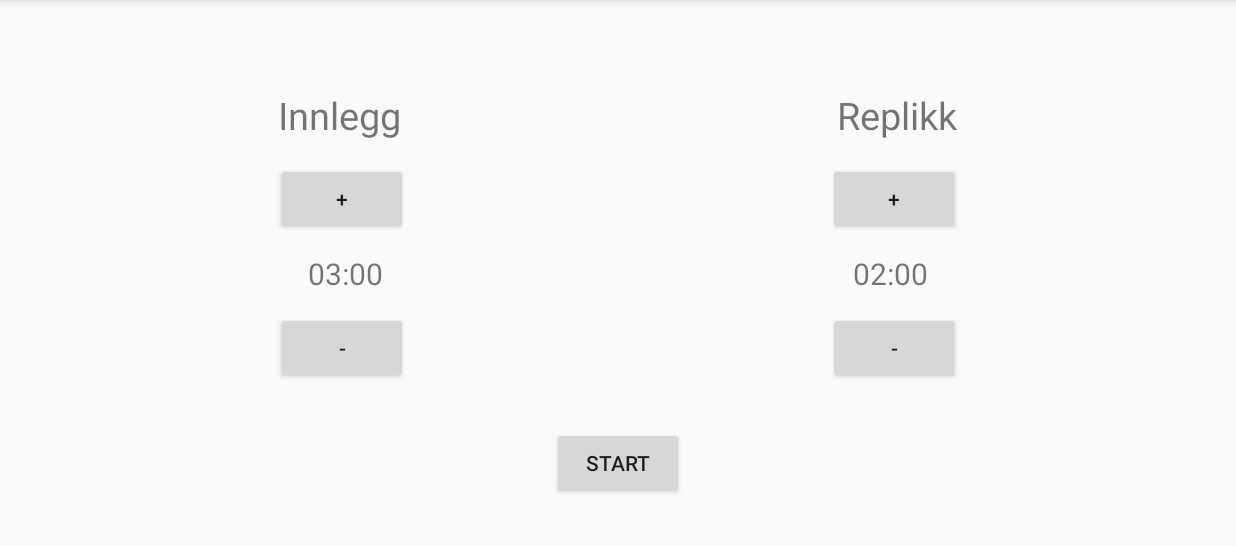
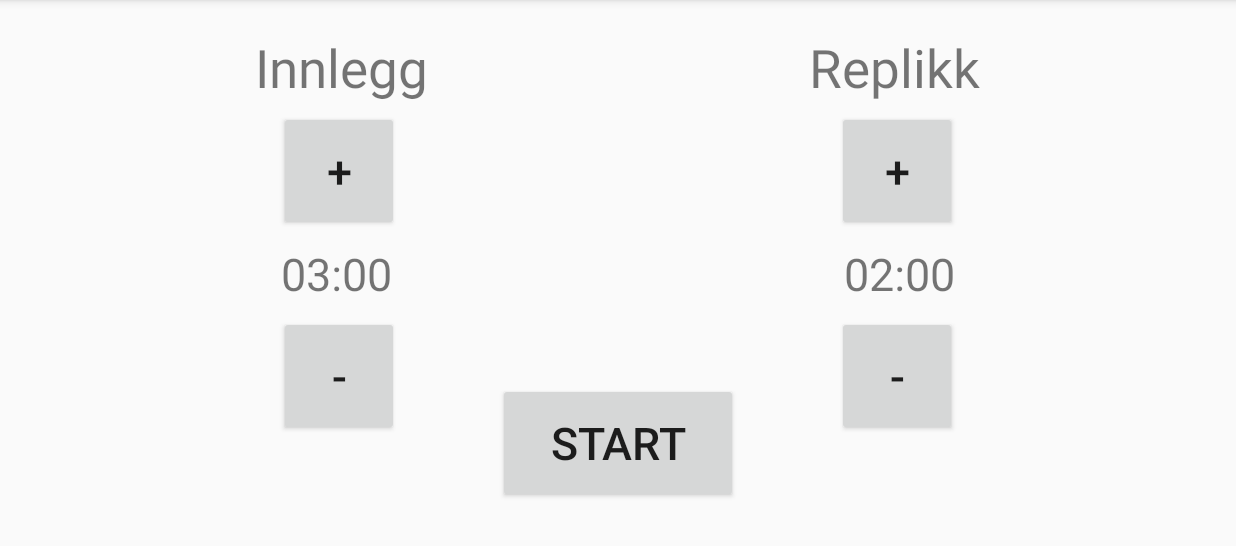
Before and after one commit to Hatland87/ModeratorTime, an Android app: the screen it shows after launch (MainActivity), on a phone screen of 824 x 412 dp (held sideways), the part 72-618 px from its top. Run offline under Robolectric (Android 15) with nearby library versions, the phone set to English and light mode, and no system bars.

Commit message:
better locking formatting

```diff
--- a/app/src/main/res/layout/activity_main.xml
+++ b/app/src/main/res/layout/activity_main.xml
@@ -8,8 +8,8 @@
 
     <Button
         android:id="@+id/buttonPlusInnlegg"
-        android:layout_width="wrap_content"
-        android:layout_height="wrap_content"
+        android:layout_width="80dp"
+        android:layout_height="80dp"
         android:text="@string/merTid"
         android:onClick="merTidInnlegg"
         app:layout_constraintBottom_toTopOf="@+id/textViewTimeInnlegg"
@@ -21,8 +21,8 @@
 
     <Button
         android:id="@+id/buttonMinusInnlegg"
-        android:layout_width="wrap_content"
-        android:layout_height="wrap_content"
+        android:layout_width="80dp"
+        android:layout_height="80dp"
         android:text="@string/mindreTid"
         android:onClick="mindreTidInnlegg"
         app:layout_constraintBottom_toBottomOf="parent"
@@ -37,17 +37,16 @@
         android:layout_width="wrap_content"
         android:layout_height="wrap_content"
         android:text=""
-        android:textSize="20sp"
         app:layout_constraintBottom_toBottomOf="parent"
         app:layout_constraintEnd_toEndOf="parent"
-        app:layout_constraintHorizontal_bias="0.265"
+        app:layout_constraintHorizontal_bias="0.25"
         app:layout_constraintStart_toStartOf="parent"
         app:layout_constraintTop_toTopOf="parent" />
 
     <Button
         android:id="@+id/buttonPlusReplikk"
-        android:layout_width="wrap_content"
-        android:layout_height="wrap_content"
+        android:layout_width="80dp"
+        android:layout_height="80dp"
         android:text="@string/merTid"
         android:onClick="merTidReplikk"
         app:layout_constraintBottom_toTopOf="@+id/textViewTimeReplikk"
@@ -59,8 +58,8 @@
 
     <Button
         android:id="@+id/buttonMinusReplikk"
-        android:layout_width="wrap_content"
-        android:layout_height="wrap_content"
+        android:layout_width="80dp"
+        android:layout_height="80dp"
         android:text="@string/mindreTid"
         android:onClick="mindreTidReplikk"
         app:layout_constraintBottom_toBottomOf="parent"
@@ -75,17 +74,16 @@
         android:layout_width="wrap_content"
         android:layout_height="wrap_content"
         android:text=""
-        android:textSize="20sp"
         app:layout_constraintBottom_toBottomOf="parent"
         app:layout_constraintEnd_toEndOf="parent"
-        app:layout_constraintHorizontal_bias="0.735"
+        app:layout_constraintHorizontal_bias="0.75"
         app:layout_constraintStart_toStartOf="parent"
         app:layout_constraintTop_toTopOf="parent" />
 
     <Button
         android:id="@+id/buttonStart"
-        android:layout_width="wrap_content"
-        android:layout_height="wrap_content"
+        android:layout_width="160dp"
+        android:layout_height="80dp"
         android:text="@string/start"
         app:layout_constraintBottom_toBottomOf="parent"
         app:layout_constraintEnd_toEndOf="parent"
@@ -98,10 +96,10 @@
         android:layout_width="wrap_content"
         android:layout_height="wrap_content"
         android:text="@string/innlegg"
-        android:textSize="25sp"
+        android:textSize="35sp"
         app:layout_constraintBottom_toTopOf="@+id/buttonPlusInnlegg"
         app:layout_constraintEnd_toEndOf="parent"
-        app:layout_constraintHorizontal_bias="0.25"
+        app:layout_constraintHorizontal_bias="0.24"
         app:layout_constraintStart_toStartOf="parent"
         app:layout_constraintTop_toTopOf="parent"
         app:layout_constraintVertical_bias="0.8" />
@@ -111,10 +109,10 @@
         android:layout_width="wrap_content"
         android:layout_height="wrap_content"
         android:text="@string/replikk"
-        android:textSize="25sp"
+        android:textSize="35sp"
         app:layout_constraintBottom_toTopOf="@+id/buttonPlusReplikk"
         app:layout_constraintEnd_toEndOf="parent"
-        app:layout_constraintHorizontal_bias="0.75"
+        app:layout_constraintHorizontal_bias="0.76"
         app:layout_constraintStart_toStartOf="parent"
         app:layout_constraintTop_toTopOf="parent"
         app:layout_constraintVertical_bias="0.8" />
--- a/app/src/main/res/values/styles.xml
+++ b/app/src/main/res/values/styles.xml
@@ -6,6 +6,7 @@
         <item name="colorPrimary">@color/colorPrimary</item>
         <item name="colorPrimaryDark">@color/colorPrimaryDark</item>
         <item name="colorAccent">@color/colorAccent</item>
+        <item name="android:textSize">30sp</item>
     </style>
 
 </resources>
```
